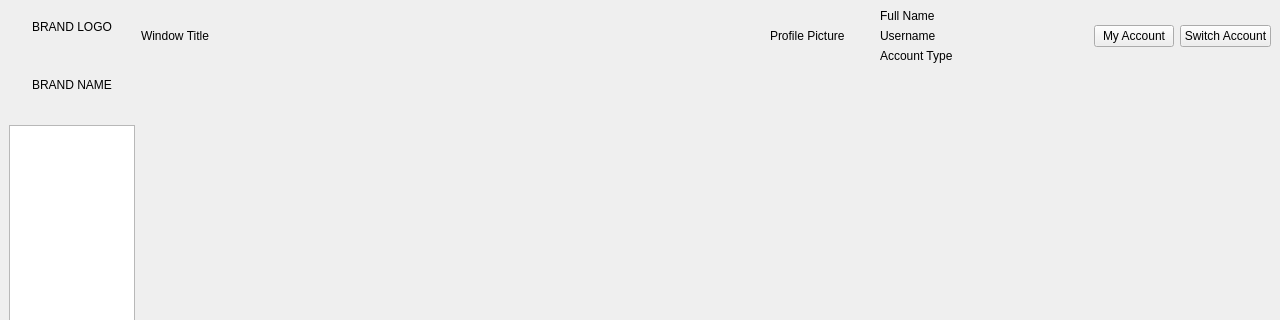
First picture: the form in inquirywindow.ui, repository PeteCastle/SoftwareDesignCaseStudy, before the edit; both pictures show x 0 to 1280 and y 0 to 320 of the 1280 by 720 pixel window.
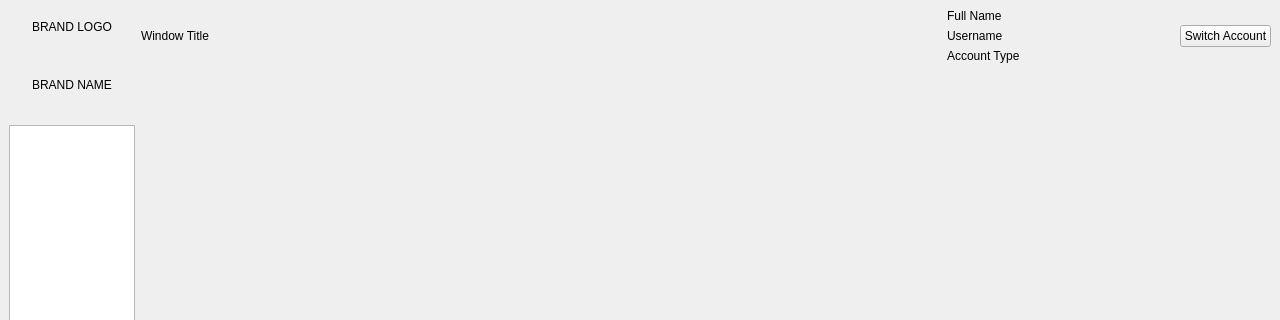
Second picture: the form after the edit.

Commit message: Added My Account, Public, and Guest Threads

The edit to the form file:
```diff
--- a/inquirywindow.ui
+++ b/inquirywindow.ui
@@ -42,7 +42,7 @@
        <number>0</number>
       </property>
       <item>
-       <layout class="QHBoxLayout" name="horizontalLayout_2" stretch="60,10,20,5,5">
+       <layout class="QHBoxLayout" name="horizontalLayout_2" stretch="60,10,20,5">
         <item>
          <widget class="QLabel" name="WindowTitleLabel">
           <property name="text">
@@ -56,7 +56,7 @@
         <item>
          <widget class="QLabel" name="ProfilePictureLabel">
           <property name="text">
-           <string>Profile Picture</string>
+           <string/>
           </property>
          </widget>
         </item>
@@ -85,13 +85,6 @@
           </item>
          </layout>
         </item>
-        <item>
-         <widget class="QPushButton" name="AccountButton">
-          <property name="text">
-           <string>My Account</string>
-          </property>
-         </widget>
-        </item>
         <item>
          <widget class="QPushButton" name="LogoutButton">
           <property name="text">
```
Left out of the diff: 2 changed lines with no effect on the pictures. The commit also changes 40 other files.
